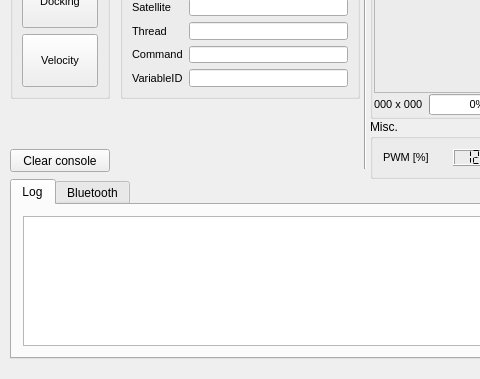
First picture: the form in groundstation.ui, repository Angele-/FloatSat_GroundStation, before the edit; both pictures show x 0 to 480 and y 321 to 700 of the 1351 by 700 pixel window.
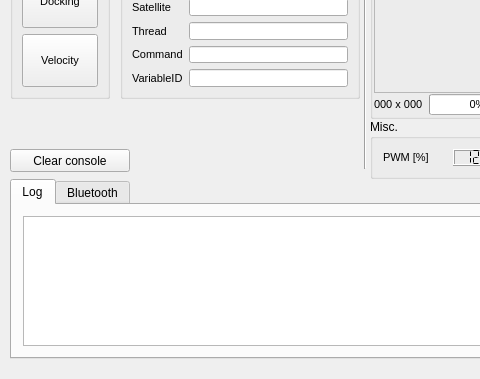
Second picture: the form after the edit. Custom widgets are drawn as their Qt base class.

Commit message: Wider clear console button

```diff
--- a/groundstation.ui
+++ b/groundstation.ui
@@ -1709,7 +1709,7 @@
      <rect>
       <x>10</x>
       <y>470</y>
-      <width>100</width>
+      <width>120</width>
       <height>23</height>
      </rect>
     </property>
```
